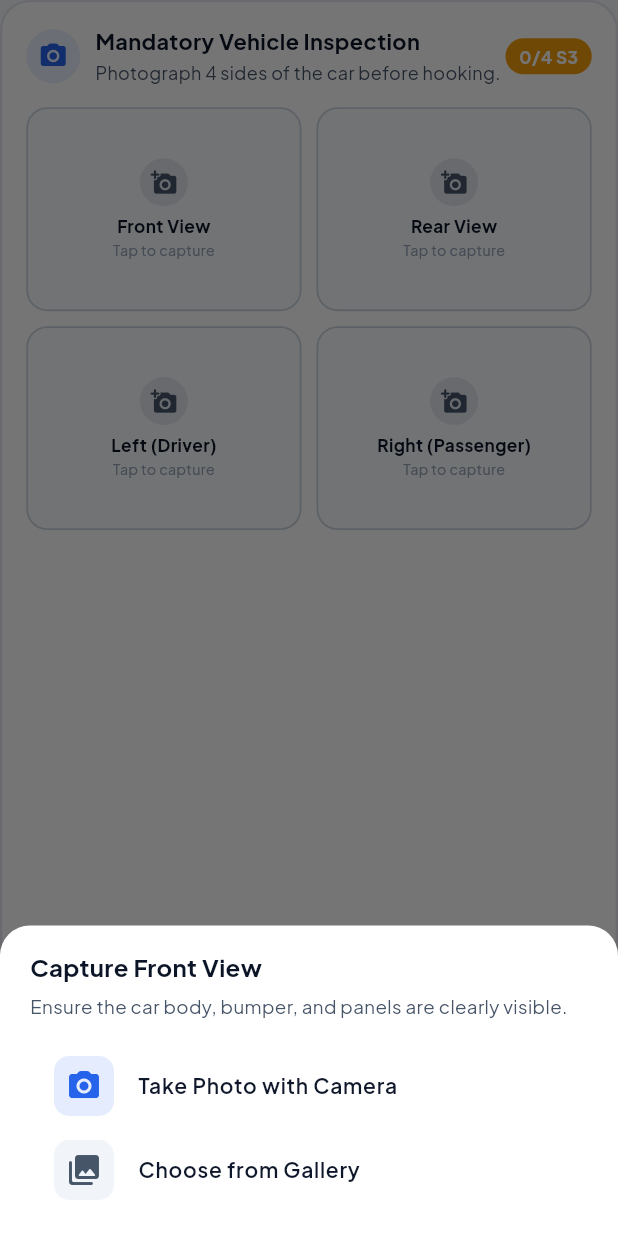
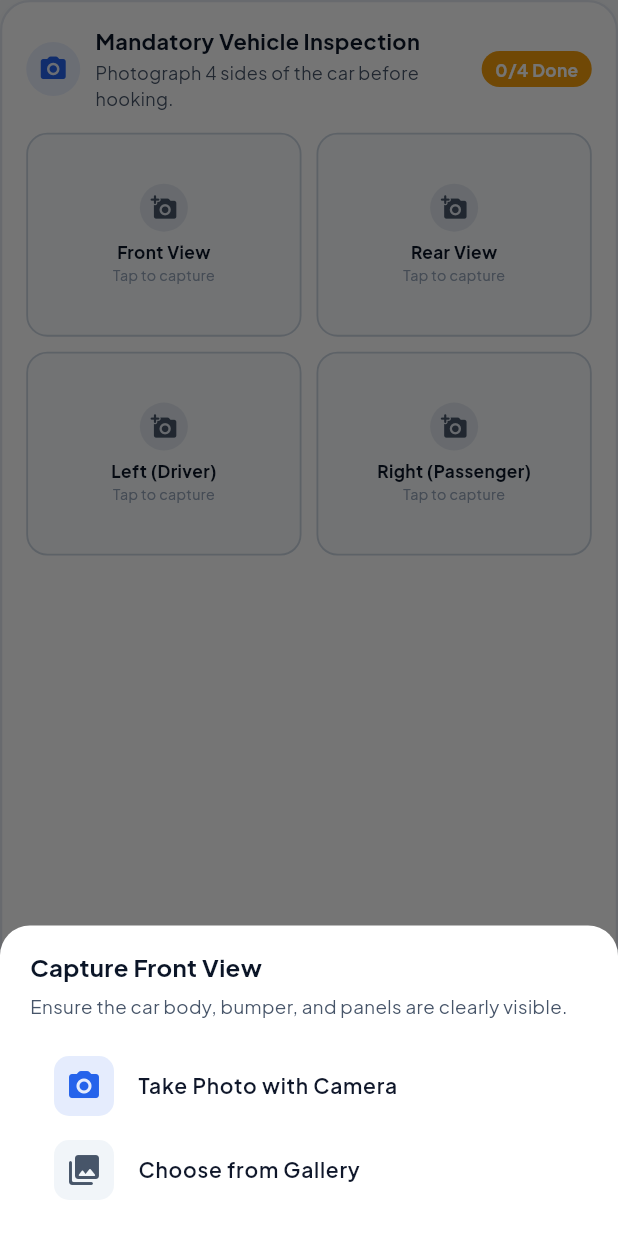
Before and after one commit to roacstech/Towing_driver_app, a Flutter app: the VehicleInspectionCard widget shown alone on an empty page, opened directly with empty values, after a tap on "Front View", on a phone screen of 412 x 824 dp. Run offline on Flutter 3.47's test engine with Material 3 defaults, Android fonts, the phone set to English and light mode, and no system bars; our stand-ins replace audioplayers, firebase_core, flutter_map, geolocator, google_fonts, google_sign_in and 3 more; accounts and stored records are empty; network calls fail.

Commit message:
fix(driver): direct S3 upload to Towing app/services/cars/ folder and remove S3/AWS labels

```diff
--- a/lib/features/jobs/widgets/vehicle_inspection_card.dart
+++ b/lib/features/jobs/widgets/vehicle_inspection_card.dart
@@ -131,10 +131,10 @@ class _VehicleInspectionCardState extends State<VehicleInspectionCard> {
           SnackBar(
             content: Row(
               children: [
-                const Icon(Icons.cloud_done_rounded, color: Colors.white, size: 20),
+                const Icon(Icons.check_circle_rounded, color: Colors.white, size: 20),
                 const SizedBox(width: 8),
                 Expanded(
-                  child: Text('${VehicleInspectionService.getSideLabel(side)} uploaded to AWS S3!'),
+                  child: Text('${VehicleInspectionService.getSideLabel(side)} photo captured & uploaded!'),
                 ),
               ],
             ),
@@ -216,7 +216,7 @@ class _VehicleInspectionCardState extends State<VehicleInspectionCard> {
                     const SizedBox(height: 2),
                     Text(
                       isAllDone
-                          ? 'All 4 sides uploaded to S3. Ready to hook.'
+                          ? 'All 4 sides verified. Ready to hook.'
                           : 'Photograph 4 sides of the car before hooking.',
                       style: TextStyle(
                         fontSize: 12,
@@ -233,7 +233,7 @@ class _VehicleInspectionCardState extends State<VehicleInspectionCard> {
                   borderRadius: BorderRadius.circular(12),
                 ),
                 child: Text(
-                  '$completedCount/$totalCount S3',
+                  '$completedCount/$totalCount Done',
                   style: const TextStyle(
                     color: Colors.white,
                     fontWeight: FontWeight.bold,
@@ -299,7 +299,7 @@ class _VehicleInspectionCardState extends State<VehicleInspectionCard> {
                     ),
                     SizedBox(height: 6),
                     Text(
-                      'Uploading S3...',
+                      'Uploading...',
                       style: TextStyle(fontSize: 10.5, color: DriverColors.electricBlue, fontWeight: FontWeight.w600),
                     ),
                   ],
@@ -308,7 +308,7 @@ class _VehicleInspectionCardState extends State<VehicleInspectionCard> {
             : hasPhoto
                 ? Stack(
                     children: [
-                      // S3 Image Thumbnail
+                      // Image Thumbnail
                       ClipRRect(
                         borderRadius: BorderRadius.circular(8),
                         child: Image.network(
@@ -334,9 +334,9 @@ class _VehicleInspectionCardState extends State<VehicleInspectionCard> {
                           child: const Row(
                             mainAxisSize: MainAxisSize.min,
                             children: [
-                              Icon(Icons.cloud_done, color: Colors.white, size: 10),
+                              Icon(Icons.check, color: Colors.white, size: 10),
                               SizedBox(width: 3),
-                              Text('S3', style: TextStyle(color: Colors.white, fontSize: 9.5, fontWeight: FontWeight.bold)),
+                              Text('Done', style: TextStyle(color: Colors.white, fontSize: 9.5, fontWeight: FontWeight.bold)),
                             ],
                           ),
                         ),
--- a/pubspec.yaml
+++ b/pubspec.yaml
@@ -23,6 +23,7 @@ dependencies:
   firebase_core: ^5.2.0
   firebase_messaging: ^17.1.0
   image_picker: ^1.2.4
+  crypto: ^3.0.8
 
 dev_dependencies:
   flutter_test:
```
Also changed, not shown: lib/features/jobs/services/vehicle_inspection_service.dart (+88 -16 lines), pubspec.lock.
